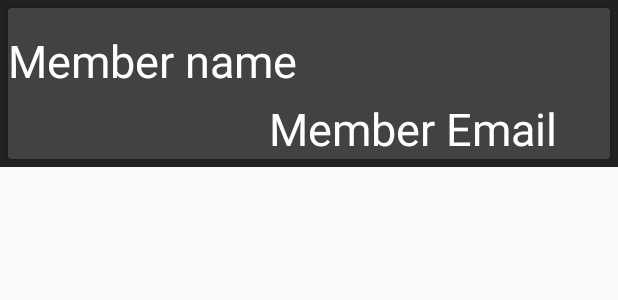
After one commit to ashutosh15017/Sportify_version1, an Android app: the layout add_team_member_recycler_content.xml on its own in the app's theme, with its tools: preview values and no code run, on a phone screen of 412 x 824 dp. The commit adds this screen. Shown: the top 300 px of the screen. Run offline under Robolectric (Android 15) with nearby library versions, the phone set to English and light mode, and no system bars.

Commit message:
add member

```diff
--- a/app/build.gradle
+++ b/app/build.gradle
@@ -47,4 +47,5 @@ dependencies {
 
 
 
+
 apply plugin: 'com.google.gms.google-services'
--- a/app/src/main/AndroidManifest.xml
+++ b/app/src/main/AndroidManifest.xml
@@ -44,8 +44,9 @@
         <activity
             android:name=".TeamDetailsActivity"
             android:theme="@style/AppTheme.NoActionBar" />
-
-
+        <activity android:name=".AddTeamMemberActivity"
+            android:theme="@style/AppTheme.NoActionBar"
+            ></activity>
     </application>
 
 </manifest>
--- a/app/src/main/java/com/example/ishmeetkaur/sportify_version1/TeamDetailsActivity.java
+++ b/app/src/main/java/com/example/ishmeetkaur/sportify_version1/TeamDetailsActivity.java
@@ -57,7 +57,8 @@ public class TeamDetailsActivity extends AppCompatActivity {
         fabAdd.setOnClickListener(new View.OnClickListener() {
             @Override
             public void onClick(View view) {
-
+                Intent i = new Intent(getApplicationContext(), AddTeamMemberActivity.class);
+                startActivity(i);
             }
         });
 
--- /dev/null
+++ b/app/src/main/res/layout/add_team_member_recycler_content.xml
@@ -0,0 +1,77 @@
+<?xml version="1.0" encoding="utf-8"?>
+<LinearLayout
+    xmlns:android="http://schemas.android.com/apk/res/android"
+    android:layout_width="match_parent"
+    android:layout_height="wrap_content"
+    android:background="@color/backgroundDark"
+    xmlns:tools="http://schemas.android.com/tools"
+    xmlns:card_view="http://schemas.android.com/apk/res-auto"
+    android:id="@+id/ll_layout">
+
+    <android.support.v7.widget.CardView
+        xmlns:card_view="http://schemas.android.com/apk/res-auto"
+        xmlns:app="schemas.android.com/apk/res-auto"
+        android:id="@+id/card_view"
+        android:layout_margin="5dp"
+        android:layout_width="match_parent"
+        android:layout_height="wrap_content"
+        card_view:cardBackgroundColor="@color/cardAccent"
+
+
+        >
+
+        <RelativeLayout
+            android:layout_width="match_parent"
+            android:layout_height="wrap_content">
+
+            <ImageView
+                android:id="@+id/email"
+                android:layout_width="50dp"
+                android:layout_height="50dp"
+
+                android:layout_alignStart="@+id/name"
+                android:layout_below="@+id/member_name" />
+
+
+
+            <ImageView
+                android:id="@+id/name"
+                android:layout_width="50dp"
+                android:layout_height="50dp"
+                android:layout_marginLeft="30dp"
+                android:layout_marginTop="5dp"
+
+                />
+
+            <TextView
+                android:id="@+id/student_name"
+                android:layout_width="wrap_content"
+                android:layout_height="wrap_content"
+
+                android:layout_alignBottom="@+id/name"
+                android:layout_alignEnd="@+id/member_email"
+                android:layout_gravity="center_vertical"
+                android:text="Member name"
+                android:textColor="@android:color/white"
+                android:textSize="30dp" />
+
+
+            <TextView
+                android:id="@+id/student_email"
+                android:layout_width="wrap_content"
+                android:layout_height="wrap_content"
+                android:layout_alignParentEnd="true"
+                android:layout_below="@+id/phone"
+                android:layout_gravity="center_vertical"
+                android:layout_marginEnd="35dp"
+                android:layout_marginTop="60dp"
+                android:text="Member Email"
+                android:textColor="@android:color/white"
+                android:textSize="30dp" />
+
+        </RelativeLayout>
+
+
+    </android.support.v7.widget.CardView>
+
+</LinearLayout>
```
Also changed, not shown: app/src/main/java/com/example/ishmeetkaur/sportify_version1/AddTeamMemberActivity.java (added, +235 -0 lines), app/src/main/res/layout/activity_add_team_member.xml (added, +59 -0 lines).
